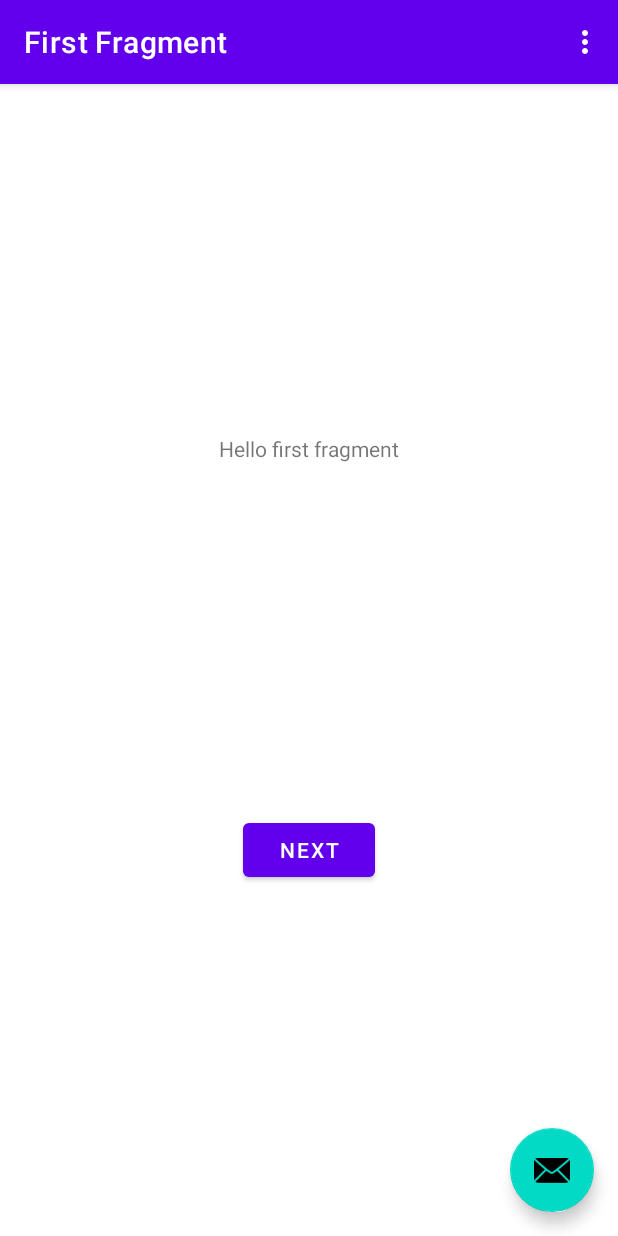
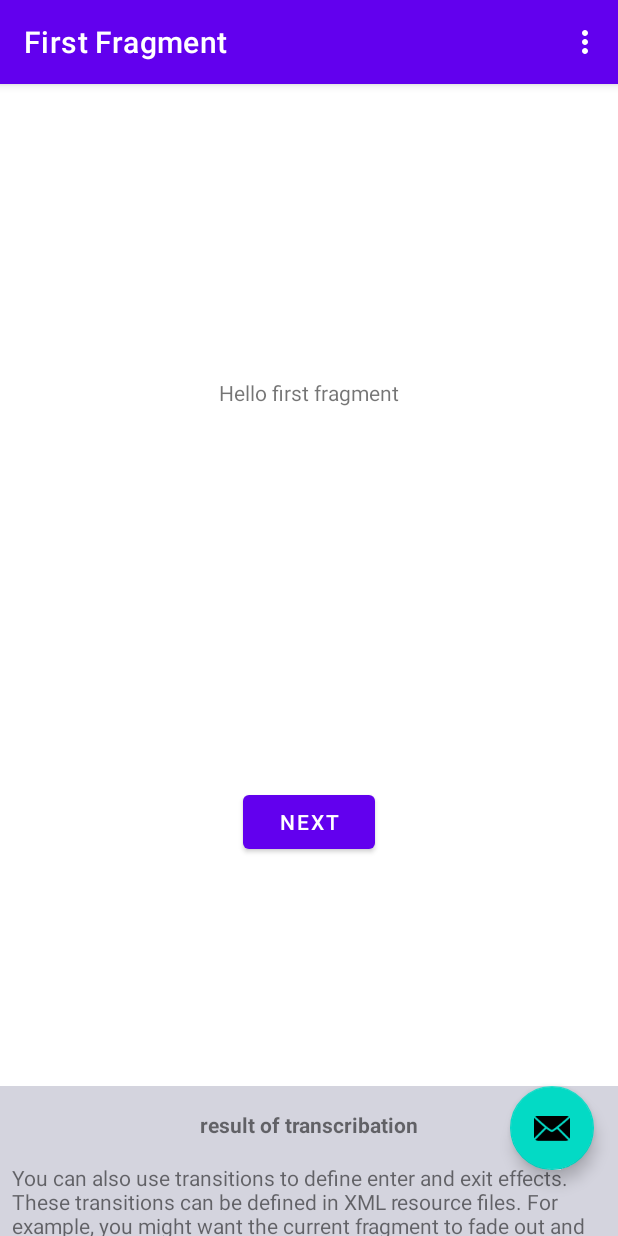
Before and after one commit to EvgenNaumov/SpeechToText, an Android app: the screen it shows after launch (MainActivity), after a tap on "save audio file", on a phone screen of 412 x 824 dp. Run offline under Robolectric (Android 15) with nearby library versions, the phone set to English and light mode, and no system bars; our stand-ins replace navigation-ui.

Commit message:
Добавил поле для вывода результата. Изменил вью прогресса при нажатии на кнопку записи

```diff
--- a/app/src/main/java/com/naumov/mytestapp/view/MainActivity.kt
+++ b/app/src/main/java/com/naumov/mytestapp/view/MainActivity.kt
@@ -77,19 +77,26 @@ class MainActivity : AppCompatActivity() {
 
         App.instanceNet.setRegisterStatusNetwork()
 
-        supportFragmentManager.beginTransaction()
-            .replace(R.id.action_load_save, IndicatorFragment.getInstant(), "fragment_indicator")
-            .commitNow()
+//        supportFragmentManager.beginTransaction()
+//            .replace(R.id.action_load_save, IndicatorFragment.getInstant(), "fragment_indicator")
+//            .commitNow()
 
 
+        initBottomApp()
         initialViewModel()
         initFabButton()
         initGestureDetector()
 
-        logDebug(TAG, "FAB ${binding.fab.isActivated}")
-        showSaveFile(recordActive)
     }
 
+    private fun initBottomApp() {
+
+    }
+
+    override fun onPrepareOptionsMenu(menu: Menu?): Boolean {
+        return super.onPrepareOptionsMenu(menu)
+        menuInflater.inflate(R.menu.menu_bottom_app_bar,menu)
+    }
 
     private fun initGestureDetector() {
 
@@ -233,13 +240,7 @@ class MainActivity : AppCompatActivity() {
     }
 
     private fun showSaveFile(isLoading:Boolean) {
-        if (isLoading){
-            binding.layoutActionLoadSave.visibility = View.VISIBLE
-    } else
-        {
-            binding.layoutActionLoadSave.visibility = View.GONE
-        }
-//        binding.saveFileIndicator.linearProgressIndicator.visibility = View.VISIBLE
+        binding.contentProgressBarSaveFile.progressBar.visibility = if (isLoading){View.VISIBLE} else {View.GONE}
     }
 
     private fun hideSaveFile() {
--- a/app/src/main/res/layout/activity_main.xml
+++ b/app/src/main/res/layout/activity_main.xml
@@ -20,26 +20,21 @@
 
     </com.google.android.material.appbar.AppBarLayout>
 
-    <include layout="@layout/content_main" />
+    <include
+        android:id="@+id/content_progress_bar_save_file"
+        layout="@layout/content_progress_bar" />
 
     <androidx.constraintlayout.widget.ConstraintLayout
-        android:id="@+id/layout_action_load_save"
         android:layout_width="match_parent"
         android:layout_height="match_parent">
 
-        <fragment
-            android:id="@+id/action_load_save"
-            android:layout_width="0dp"
-            android:layout_height="0dp"
-            app:layout_constraintBottom_toBottomOf="parent"
-            app:layout_constraintEnd_toEndOf="parent"
-            app:layout_constraintStart_toStartOf="parent"
-            app:layout_constraintTop_toTopOf="parent"
-            android:name="com.naumov.mytestapp.view.IndicatorFragment"
-            tools:layout="@layout/fragment_indicator" />
+        <include layout="@layout/content_main" />
+
     </androidx.constraintlayout.widget.ConstraintLayout>
 
-
+    <include
+        android:id="@+id/layout_sheet_result"
+        layout="@layout/content_result" />
 
     <com.google.android.material.floatingactionbutton.FloatingActionButton
         android:id="@+id/fab"
@@ -48,8 +43,21 @@
         android:layout_gravity="bottom|end"
         android:layout_marginEnd="@dimen/fab_margin"
         android:layout_marginBottom="16dp"
+        android:contentDescription="@string/save_audio_file"
         android:longClickable="true"
-        app:srcCompat="@android:drawable/ic_dialog_email"
-        android:contentDescription="@string/save_audio_file"/>
+        app:layout_anchor="@id/layout_sheet_result"
+        app:layout_anchorGravity="end|top|center_vertical"
+        app:srcCompat="@android:drawable/ic_dialog_email" />
+
+
+    <!--    <com.google.android.material.bottomappbar.BottomAppBar-->
+    <!--        android:id="@+id/bottom_app_bar"-->
+    <!--        android:layout_width="match_parent"-->
+    <!--        android:layout_height="wrap_content"-->
+    <!--        android:layout_gravity="bottom"-->
+    <!--        app:backgroundTint="?colorPrimary"-->
+    <!--        app:fabAlignmentMode="center"-->
+    <!--        app:menu="@menu/menu_bottom_app_bar"-->
+    <!--         />-->
 
 </androidx.coordinatorlayout.widget.CoordinatorLayout>
--- a/app/src/main/res/layout/content_action_load_save.xml
+++ b/app/src/main/res/layout/content_action_load_save.xml
@@ -1,17 +1,20 @@
 <?xml version="1.0" encoding="utf-8"?>
 <androidx.constraintlayout.widget.ConstraintLayout xmlns:android="http://schemas.android.com/apk/res/android"
     xmlns:app="http://schemas.android.com/apk/res-auto"
+    xmlns:tools="http://schemas.android.com/tools"
     android:layout_width="match_parent"
     android:layout_height="match_parent"
     app:layout_behavior="@string/appbar_scrolling_view_behavior">
 
-    <androidx.fragment.app.FragmentContainerView
-        android:id="@+id/content_action_load_save"
+    <fragment
+        android:id="@+id/action_load_save"
+        android:name="com.naumov.mytestapp.view.IndicatorFragment"
         android:layout_width="0dp"
         android:layout_height="0dp"
         app:layout_constraintBottom_toBottomOf="parent"
         app:layout_constraintEnd_toEndOf="parent"
         app:layout_constraintStart_toStartOf="parent"
         app:layout_constraintTop_toTopOf="parent"
-         />
+        tools:layout="@layout/fragment_indicator" />
+
 </androidx.constraintlayout.widget.ConstraintLayout>
--- /dev/null
+++ b/app/src/main/res/layout/content_progress_bar.xml
@@ -0,0 +1,12 @@
+<?xml version="1.0" encoding="utf-8"?>
+<FrameLayout xmlns:android="http://schemas.android.com/apk/res/android"
+
+    android:layout_width="match_parent"
+    android:layout_height="match_parent">
+
+    <ProgressBar
+        android:id="@+id/progress_bar"
+        android:layout_gravity="center_vertical|center_horizontal"
+        android:layout_width="wrap_content"
+        android:layout_height="wrap_content"/>
+</FrameLayout>
--- /dev/null
+++ b/app/src/main/res/layout/content_result.xml
@@ -0,0 +1,70 @@
+<?xml version="1.0" encoding="utf-8"?>
+<androidx.constraintlayout.widget.ConstraintLayout xmlns:android="http://schemas.android.com/apk/res/android"
+    xmlns:app="http://schemas.android.com/apk/res-auto"
+    xmlns:tools="http://schemas.android.com/tools"
+    android:id="@+id/bottom_sheet_container"
+    android:layout_width="match_parent"
+    android:layout_height="match_parent"
+    app:layout_behavior="@string/bottom_sheet_behavior"
+    app:layout_collapseMode="parallax"
+    app:behavior_hideable = "false"
+    app:behavior_peekHeight = "100dp"
+    android:background="#D4D4DE">
+
+    <TextView
+        android:id="@+id/result_title_transcrib"
+        android:layout_width="match_parent"
+        android:layout_height="wrap_content"
+        android:layout_marginStart="8dp"
+        android:layout_marginTop="16dp"
+        android:layout_marginEnd="8dp"
+        android:text="@string/result_of_transcribation"
+        android:textAlignment="center"
+        android:textStyle="bold"
+        app:layout_constraintEnd_toEndOf="parent"
+        app:layout_constraintHorizontal_bias="0.0"
+        app:layout_constraintStart_toStartOf="parent"
+        app:layout_constraintTop_toTopOf="parent" />
+
+    <TextView
+        android:id="@+id/result_transcrib"
+        android:layout_width="match_parent"
+        android:layout_height="wrap_content"
+        android:layout_marginStart="8dp"
+        android:layout_marginTop="16dp"
+        android:layout_marginEnd="8dp"
+        android:nestedScrollingEnabled="true"
+        android:scrollbarStyle="insideInset"
+        android:text="You can also use transitions to define enter and exit effects. These transitions can be defined in XML resource files. For example, you might want the current fragment to fade out and the new fragment to slide in from the right edge of the screen. These transitions can be defined as follows"
+        android:verticalScrollbarPosition="right"
+        app:layout_constraintEnd_toEndOf="parent"
+        app:layout_constraintHorizontal_bias="0.0"
+        app:layout_constraintStart_toStartOf="parent"
+        app:layout_constraintTop_toBottomOf="@id/result_title_transcrib" />
+
+    <Button
+        android:id="@+id/button_save"
+        android:layout_width="wrap_content"
+        android:layout_height="wrap_content"
+        android:layout_marginTop="16dp"
+        android:layout_marginEnd="8dp"
+        android:text="save"
+        app:layout_constraintEnd_toStartOf="@+id/button_cancel"
+        app:layout_constraintHorizontal_bias="0.5"
+        app:layout_constraintHorizontal_chainStyle="packed"
+        app:layout_constraintStart_toStartOf="parent"
+        app:layout_constraintTop_toBottomOf="@+id/result_transcrib" />
+
+    <Button
+        android:id="@+id/button_cancel"
+        android:layout_width="wrap_content"
+        android:layout_height="wrap_content"
+        android:layout_marginStart="8dp"
+        android:layout_marginTop="16dp"
+        android:text="Cancel"
+        app:layout_constraintEnd_toEndOf="parent"
+        app:layout_constraintStart_toEndOf="@+id/button_save"
+        app:layout_constraintTop_toBottomOf="@+id/result_transcrib" />
+
+
+</androidx.constraintlayout.widget.ConstraintLayout>
--- /dev/null
+++ b/app/src/main/res/menu/menu_bottom_app_bar.xml
@@ -0,0 +1,13 @@
+<?xml version="1.0" encoding="utf-8"?>
+<menu xmlns:android="http://schemas.android.com/apk/res/android"
+    xmlns:app="http://schemas.android.com/apk/res-auto">
+
+    <item
+        android:id="@+id/Item_menu1"
+        android:title="Item_menu1"
+        app:showAsAction="always"/>
+    <item
+        android:id="@+id/Item_menu2"
+        android:title="Item_menu2"
+        app:showAsAction="always"/>
+</menu>
--- a/app/src/main/res/values/strings.xml
+++ b/app/src/main/res/values/strings.xml
@@ -21,4 +21,5 @@
     <string name="alertdialog_title_stub">Attention</string>
     <string name="dialog_button_cancel">Cancel</string>
     <string name="save_audio_file">save audio file</string>
+    <string name="result_of_transcribation">result of transcribation</string>
 </resources>
```
